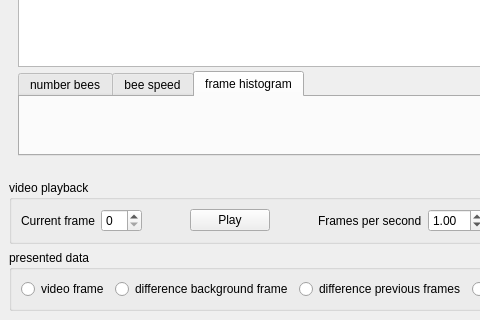
The window that video-analyser.ui (plsm/assisi-video-analyser) describes before a commit, drawn with Qt 5; both pictures show x 0 to 480 and y 514 to 834 of the 1329 by 834 pixel window.
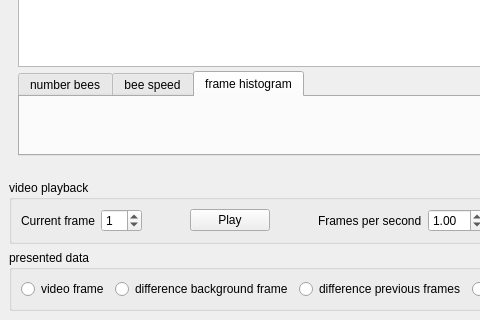
The same window after the commit. Custom widgets are drawn as their Qt base class.

```diff
--- a/video-analyser.ui
+++ b/video-analyser.ui
@@ -167,7 +167,11 @@
            </widget>
           </item>
           <item>
-           <widget class="QSpinBox" name="currentFrameSpinBox"/>
+           <widget class="QSpinBox" name="currentFrameSpinBox">
+            <property name="value">
+             <number>1</number>
+            </property>
+           </widget>
           </item>
           <item>
            <spacer name="horizontalSpacer">
```
